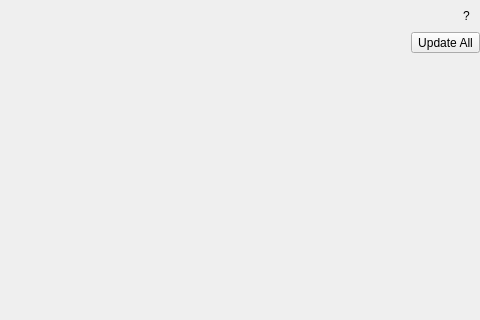
The window that src/ui/qgsattributetabledialog.ui (qgis/QGIS) describes before a commit, drawn with Qt 5; both pictures show x 357 to 837 and y 0 to 320 of the 837 by 570 pixel window.
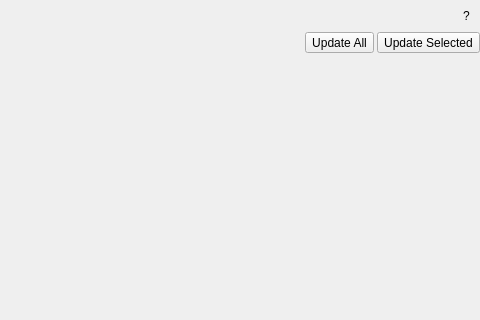
The same window after the commit. Icons and pictures are not drawn. Custom widgets are drawn as their Qt base class.

Commit message: Fix #10727 - Add update selected button to field calc bar

What changed in the file:
```diff
--- a/src/ui/qgsattributetabledialog.ui
+++ b/src/ui/qgsattributetabledialog.ui
@@ -643,6 +643,13 @@
         </property>
        </widget>
       </item>
+      <item>
+       <widget class="QToolButton" name="mRunFieldCalcSelected">
+        <property name="text">
+         <string>Update Selected</string>
+        </property>
+       </widget>
+      </item>
      </layout>
     </widget>
    </item>
```
Left out of the diff: 11 changed lines with no effect on the pictures. The commit also changes 2 other files.
